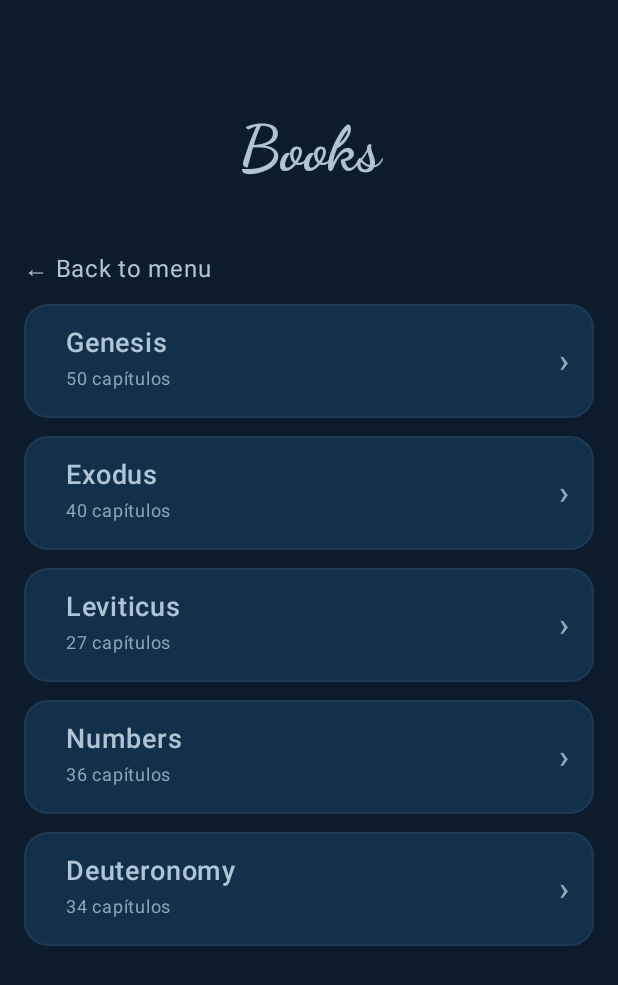
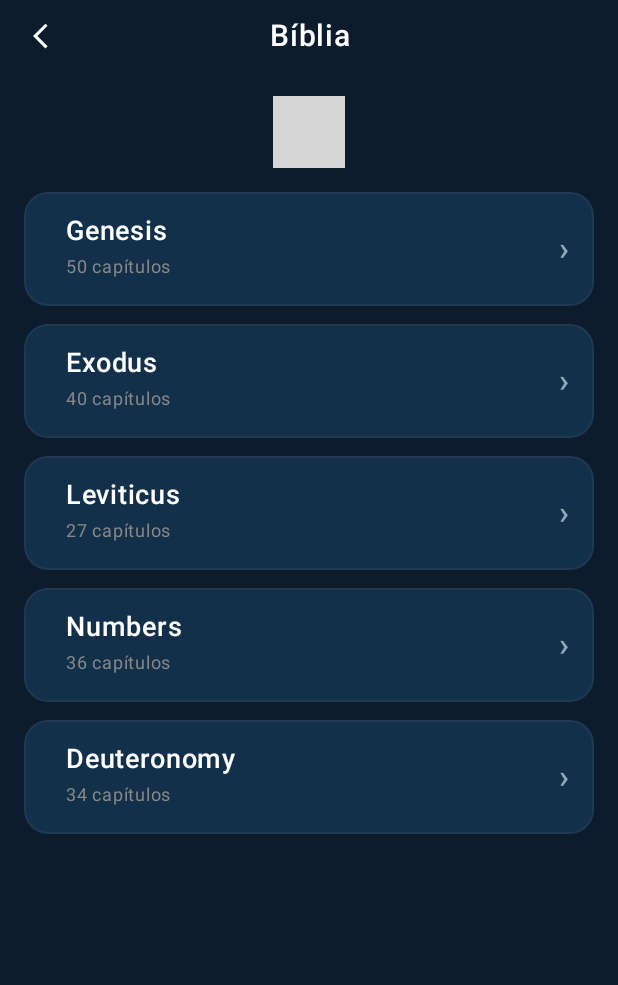
Before and after one commit to jcezart/ZenSounds, an Android app built with Jetpack Compose: the BibleScreen screen opened through its navigation route, on a phone screen of 412 x 824 dp. Shown: the top 985 px of the screen. Run offline under Robolectric (Android 15) with nearby library versions, the phone set to English and light mode, and no system bars; our stand-ins replace AdMob, Room's generated code; 10 statements that could not run were skipped; grey boxes are pictures that could not be loaded.

Commit message:
Novos ajustes
- Bible UI tiles e backbutton
- Boas práticas, remoção de comentários em SoundUI

```diff
--- a/app/src/main/java/com/juliocezar/zensounds/ui/BibleUI.kt
+++ b/app/src/main/java/com/juliocezar/zensounds/ui/BibleUI.kt
@@ -1,56 +1,43 @@
 package com.juliocezar.zensounds.ui
 
-import android.R.attr.text
 import androidx.compose.animation.core.animateFloatAsState
 import androidx.compose.foundation.background
 import androidx.compose.foundation.border
 import androidx.compose.foundation.clickable
 import androidx.compose.foundation.interaction.MutableInteractionSource
 import androidx.compose.foundation.interaction.collectIsPressedAsState
-import androidx.compose.foundation.layout.Arrangement
-import androidx.compose.foundation.layout.Box
-import androidx.compose.foundation.layout.Column
-import androidx.compose.foundation.layout.PaddingValues
-import androidx.compose.foundation.layout.Row
-import androidx.compose.foundation.layout.Spacer
-import androidx.compose.foundation.layout.fillMaxSize
-import androidx.compose.foundation.layout.fillMaxWidth
-import androidx.compose.foundation.layout.height
-import androidx.compose.foundation.layout.padding
-import androidx.compose.foundation.layout.size
-import androidx.compose.foundation.layout.systemBarsPadding
-import androidx.compose.foundation.layout.width
+import androidx.compose.foundation.layout.*
 import androidx.compose.foundation.lazy.LazyColumn
-import androidx.compose.foundation.lazy.items
 import androidx.compose.foundation.lazy.grid.GridCells
 import androidx.compose.foundation.lazy.grid.LazyVerticalGrid
 import androidx.compose.foundation.lazy.grid.items
+import androidx.compose.foundation.lazy.items
 import androidx.compose.foundation.shape.CircleShape
 import androidx.compose.foundation.shape.RoundedCornerShape
+import androidx.compose.material.icons.Icons
+import androidx.compose.material.icons.automirrored.filled.ArrowBackIos
+import androidx.compose.material.icons.filled.Pause
+import androidx.compose.material.icons.filled.PlayArrow
+import androidx.compose.material3.Icon
+import androidx.compose.material3.IconButton
 import androidx.compose.material3.Surface
 import androidx.compose.material3.Text
-import androidx.compose.runtime.Composable
-import androidx.compose.runtime.getValue
+import androidx.compose.runtime.*
 import androidx.compose.runtime.saveable.rememberSaveable
-import androidx.compose.runtime.mutableStateOf
-import androidx.compose.runtime.setValue
-import androidx.compose.runtime.collectAsState
-import androidx.compose.runtime.remember
 import androidx.compose.ui.Alignment
 import androidx.compose.ui.Modifier
 import androidx.compose.ui.draw.clip
 import androidx.compose.ui.graphics.Color
 import androidx.compose.ui.graphics.graphicsLayer
 import androidx.compose.ui.platform.LocalContext
-import androidx.compose.ui.text.font.FontFamily
+import androidx.compose.ui.res.painterResource
 import androidx.compose.ui.text.font.FontWeight
 import androidx.compose.ui.text.style.TextAlign
 import androidx.compose.ui.unit.dp
 import androidx.compose.ui.unit.sp
 import androidx.compose.ui.viewinterop.AndroidView
+import androidx.lifecycle.viewmodel.compose.viewModel
 import androidx.navigation.NavHostController
-import androidx.navigation.compose.currentBackStackEntryAsState
-import androidx.lifecycle.viewmodel.compose.viewModel
 import com.google.android.gms.ads.AdListener
 import com.google.android.gms.ads.AdRequest
 import com.google.android.gms.ads.AdSize
@@ -59,16 +46,6 @@ import com.google.android.gms.ads.LoadAdError
 import com.juliocezar.zensounds.R
 import com.juliocezar.zensounds.ui.viewmodel.BibleViewModel
 import com.juliocezar.zensounds.ui.viewmodel.BibleViewModelFactory
-import androidx.compose.foundation.layout.WindowInsets
-import androidx.compose.foundation.layout.displayCutoutPadding
-import androidx.compose.foundation.layout.safeDrawing
-import androidx.compose.foundation.layout.windowInsetsPadding
-import androidx.compose.material.icons.Icons
-import androidx.compose.material.icons.filled.Pause
-import androidx.compose.material.icons.filled.PlayArrow
-import androidx.compose.material3.Icon
-import androidx.compose.material3.IconButton
-import androidx.compose.ui.res.painterResource
 import com.juliocezar.zensounds.ui.viewmodel.SoundViewModel
 
 enum class Stage { Books, Chapters, Verses }
@@ -80,7 +57,6 @@ fun BibleScreen(
     navController: NavHostController,
     innerPadding: PaddingValues
 ) {
-
     val bibleViewModel: BibleViewModel = viewModel(factory = BibleViewModelFactory(LocalContext.current))
     val verses by bibleViewModel.bibleVerses.collectAsState()
     val uiLang by bibleViewModel.languageFlow.collectAsState()
@@ -101,32 +77,53 @@ fun BibleScreen(
         modifier = Modifier
             .fillMaxSize()
             .background(Color(0xFF0C1C2C))
-            .padding(top = 16.dp, bottom = innerPadding.calculateBottomPadding())
-            .windowInsetsPadding(WindowInsets.safeDrawing)
-            .displayCutoutPadding()
-            .systemBarsPadding(),
+            .safeDrawingPadding(),
         horizontalAlignment = Alignment.CenterHorizontally
     ) {
-        BannerAd(modifier = Modifier.fillMaxWidth())
-
-        Spacer(modifier = Modifier.height(16.dp))
+        Row(
+            modifier = Modifier
+                .fillMaxWidth()
+                .padding(horizontal = 8.dp),
+            verticalAlignment = Alignment.CenterVertically
+        ) {
+            IconButton(onClick = {
+                if (stage == Stage.Books) {
+                    navController.popBackStack()
+                } else {
+                    stage = when (stage) {
+                        Stage.Chapters -> Stage.Books
+                        Stage.Verses -> Stage.Chapters
+                        else -> Stage.Books
+                    }
+                }
+            }) {
+                Icon(
+                    Icons.AutoMirrored.Filled.ArrowBackIos,
+                    contentDescription = "Voltar",
+                    tint = Color.White,
+                    modifier = Modifier.size(20.dp)
+                )
+            }
 
             val title = when (stage) {
-            Stage.Books -> "Books"
-            Stage.Chapters -> selectedBookName ?: "Chapters"
+                Stage.Books -> "Bíblia"
+                Stage.Chapters -> selectedBookName ?: "Capítulos"
                 Stage.Verses -> "${selectedBookName ?: ""} ${selectedChapter ?: ""}"
             }
             Text(
-            text = title.ifBlank { "Biblical Passages" },
-            fontSize = 42.sp,
-            fontFamily = FontFamily.Cursive,
-            fontWeight = FontWeight.Bold,
-            color = Color(0xFFB0C4D4),
-            modifier = Modifier
-                .fillMaxWidth()
-                .padding(42.dp),
-            textAlign = TextAlign.Center
+                text = title,
+                fontSize = 20.sp,
+                fontWeight = FontWeight.Medium,
+                color = Color.White,
+                textAlign = TextAlign.Center,
+                modifier = Modifier.weight(1f)
             )
+            Spacer(modifier = Modifier.size(48.dp))
+        }
+
+        Spacer(modifier = Modifier.height(16.dp))
+        BannerAd(modifier = Modifier.fillMaxWidth())
+        Spacer(modifier = Modifier.height(16.dp))
 
         when (stage) {
             Stage.Books -> {
@@ -136,11 +133,9 @@ fun BibleScreen(
                         selectedBookCode = code
                         selectedBookName = name
                         stage = Stage.Chapters
-                    },
-                    onBack = { navController.popBackStack() }
+                    }
                 )
             }
-
             Stage.Chapters -> {
                 val chapters = bibleViewModel.bookByCode(selectedBookCode ?: "")?.chapters ?: 1
                 ChapterGrid(
@@ -150,16 +145,11 @@ fun BibleScreen(
                         selectedChapter = chap
                         bibleViewModel.loadChapter(book, chap)
                         stage = Stage.Verses
-                    },
-                    onBack = { stage = Stage.Books }
+                    }
                 )
             }
-
             Stage.Verses -> {
-                VerseList(
-                    verses = verses,
-                    onBack = { stage = Stage.Chapters }
-                )
+                VerseList(verses = verses)
             }
         }
     }
@@ -169,35 +159,18 @@ fun BibleScreen(
 private fun BookList(
     books: List<Pair<String, String>>,
     onBookClick: (code: String, name: String) -> Unit,
-    onBack: () -> Unit,
 ) {
-    Column(
+    LazyColumn(
         modifier = Modifier
             .fillMaxSize()
-            .padding(horizontal = 16.dp)
-    ) {
-        Text(
-            text = "← Back to menu",
-            color = Color(0xFFB0C4D4),
-            modifier = Modifier
-                .padding(bottom = 12.dp)
-                .clickable { onBack() }
-        )
-
-        LazyColumn(
-            modifier = Modifier.fillMaxSize(),
-            verticalArrangement = Arrangement.spacedBy(12.dp)
+            .padding(horizontal = 16.dp),
+        verticalArrangement = Arrangement.spacedBy(12.dp),
+        contentPadding = PaddingValues(bottom = 16.dp)
     ) {
         items(books) { (code, name) ->
-
             val interaction = remember { MutableInteractionSource() }
             val pressed by interaction.collectIsPressedAsState()
             val scale by animateFloatAsState(if (pressed) 0.98f else 1f, label = "scale")
-
-                val bgColor = Color(0xFF12304a)
-                val border = Color(0xFF2A3F59)
-                val title = Color(0xFFB0C4D4)
-                val muted = Color(0xFF8EA3B5)
 
             val chapters = when (code) {
                 "GEN" -> 50
@@ -216,17 +189,14 @@ private fun BookList(
                     .fillMaxWidth()
                     .graphicsLayer { this.scaleX = scale; this.scaleY = scale }
                     .clip(RoundedCornerShape(16.dp))
-                        .border(1.dp, border.copy(alpha = 0.6f), RoundedCornerShape(16.dp))
-                        .background(bgColor, RoundedCornerShape(12.dp))
+                    .border(1.dp, Color(0xFF2A3F59).copy(alpha = 0.6f), RoundedCornerShape(16.dp))
                     .clickable(
                         interactionSource = interaction,
                         indication = null
                     ) { onBookClick(code, name) }
             ) {
                 Row(
-                        modifier = Modifier
-                            .fillMaxWidth()
-                            .padding(horizontal = 16.dp, vertical = 14.dp),
+                    modifier = Modifier.fillMaxWidth().padding(horizontal = 16.dp, vertical = 14.dp),
                     verticalAlignment = Alignment.CenterVertically,
                     horizontalArrangement = Arrangement.SpaceBetween
                 ) {
@@ -236,57 +206,44 @@ private fun BookList(
                         Column {
                             Text(
                                 text = name,
-                                    color = title,
+                                color = Color.White,
                                 fontSize = 18.sp,
                                 fontWeight = FontWeight.SemiBold
                             )
                             if (chapters != null) {
                                 Text(
                                     text = "$chapters capítulos",
-                                        color = muted,
+                                    color = Color.Gray,
                                     fontSize = 12.sp
                                 )
                             }
                         }
                     }
-
                     Text(
                         text = "›",
-                            color = title.copy(alpha = 0.8f),
+                        color = Color(0xFFB0C4D4).copy(alpha = 0.8f),
                         fontSize = 22.sp,
-                            fontWeight = FontWeight.SemiBold,
-                            modifier = Modifier.padding(start = 8.dp)
+                        fontWeight = FontWeight.SemiBold
                     )
                 }
             }
         }
     }
 }
-}
+
 @Composable
 private fun ChapterGrid(
     chapters: Int,
-    onChapterClick: (Int) -> Unit,
-    onBack: () -> Unit,
+    onChapterClick: (Int) -> Unit
 ) {
-    Column(
+    LazyVerticalGrid(
+        columns = GridCells.Adaptive(minSize = 50.dp),
+        verticalArrangement = Arrangement.spacedBy(8.dp),
+        horizontalArrangement = Arrangement.spacedBy(8.dp),
         modifier = Modifier
             .fillMaxSize()
-            .padding(horizontal = 16.dp)
-    ) {
-        Text(
-            text = "← Back to books",
-            color = Color(0xFFB0C4D4),
-            modifier = Modifier
-                .padding(bottom = 12.dp)
-                .clickable { onBack() }
-        )
-
-        LazyVerticalGrid(
-            columns = GridCells.Fixed(6),
-            verticalArrangement = Arrangement.spacedBy(8.dp),
-            horizontalArrangement = Arrangement.spacedBy(8.dp),
-            modifier = Modifier.fillMaxSize()
+            .padding(horizontal = 16.dp),
+        contentPadding = PaddingValues(bottom = 16.dp)
     ) {
         items((1..chapters).toList()) { chap ->
             Surface(
@@ -294,8 +251,8 @@ private fun ChapterGrid(
                 shadowElevation = 8.dp,
                 color = Color(0xFF12304a),
                 modifier = Modifier
-                        .clip(RoundedCornerShape(16.dp))
-                        .height(44.dp)
+                    .clip(RoundedCornerShape(12.dp))
+                    .aspectRatio(1f)
                     .clickable { onChapterClick(chap) }
             ) {
                 Box(contentAlignment = Alignment.Center, modifier = Modifier.fillMaxSize()) {
@@ -305,89 +262,62 @@ private fun ChapterGrid(
         }
     }
 }
-}
 
 @Composable
 private fun VerseList(
-    verses: List<com.juliocezar.zensounds.data.Verse>,
-    onBack: () -> Unit,
+    verses: List<com.juliocezar.zensounds.data.Verse>
 ) {
-    val cardBg = Color(0xFF102233)
-    val border = Color(0xFF1A2B3D)
-    val textPrimary = Color.White
-    val textSecondary = Color(0xFFB0C4D4)
-
-    Column(
+    LazyColumn(
+        verticalArrangement = Arrangement.spacedBy(12.dp),
         modifier = Modifier
             .fillMaxSize()
-            .padding(horizontal = 16.dp)
-    ) {
-        Text(
-            text = "← Back to chapters",
-            color = textSecondary,
-            modifier = Modifier
-                .padding(bottom = 12.dp)
-                .clickable { onBack() }
-        )
-
-        LazyColumn(
-            verticalArrangement = Arrangement.spacedBy(12.dp),
-            modifier = Modifier.fillMaxSize()
+            .padding(horizontal = 16.dp),
+        contentPadding = PaddingValues(bottom = 16.dp)
     ) {
         items(
             items = verses,
             key = { "${it.language}-${it.book}-${it.chapter}-${it.verseNumber}" }
+
         ) { v ->
             Surface(
                 tonalElevation = 4.dp,
                 shadowElevation = 6.dp,
-                    color = cardBg,
+                color = Color(0xFF102233),
                 shape = RoundedCornerShape(16.dp),
                 modifier = Modifier
                     .fillMaxWidth()
-                        .border(1.dp, border.copy(alpha = 0.7f), RoundedCornerShape(16.dp))
+                    .border(
+                        1.dp,
+                        Color(0xFF1A2B3D).copy(alpha = 0.7f),
+                        RoundedCornerShape(16.dp))
             ) {
                 Row(
-                        modifier = Modifier
-                            .padding(16.dp),
+                    modifier = Modifier.padding(16.dp),
                     verticalAlignment = Alignment.Top,
                     horizontalArrangement = Arrangement.spacedBy(12.dp)
                 ) {
-                        // Badge com o número do versículo
                     Box(
                         modifier = Modifier
                             .size(28.dp)
                             .clip(CircleShape)
                             .background(Color(0xFF1E2F46))
-                                .border(1.dp, border, CircleShape),
+                            .border(1.dp, Color(0xFF1A2B3D), CircleShape),
                         contentAlignment = Alignment.Center
                     ) {
                         Text(
                             text = v.verseNumber.toString(),
-                                color = textSecondary,
+                            color = Color(0xFFB0C4D4),
                             fontSize = 12.sp,
-                                fontWeight = FontWeight.SemiBold
-                            )
+                            fontWeight = FontWeight.SemiBold)
                     }
-
-                        Column(modifier = Modifier.weight(1f)) {
-                            Text(
-                                text = "${v.book} ${v.chapter}:${v.verseNumber}",
-                                color = textSecondary,
-                                fontSize = 18.sp
-                            )
-                            Spacer(Modifier.height(4.dp))
                     Text(
                         text = v.text,
-                                color = textPrimary,
+                        color = Color.White,
                         fontSize = 16.sp,
-                                lineHeight = 20.sp
-                            )
+                        lineHeight = 20.sp,
+                        modifier = Modifier.weight(1f))
                 }
             }
-                }
-            }
-            item { Spacer(Modifier.height(8.dp)) }
         }
     }
 }
@@ -396,26 +326,15 @@ private fun VerseList(
 fun BannerAd(modifier: Modifier = Modifier) {
     val context = LocalContext.current
     val adView = remember { AdView(context) }
-    //val adUnitId = "ca-app-pub-5167159527096735/1656937187" //ID real
     val adUnitId = "ca-app-pub-3940256099942544/9214589741" //ID de teste
 
     AndroidView(
-        modifier = modifier,
+        modifier = modifier.height(AdSize.BANNER.height.dp),
         factory = { adView },
         update = { view ->
             view.adUnitId = adUnitId
-            view.setAdSize(AdSize.getCurrentOrientationAnchoredAdaptiveBannerAdSize(context, 320))
-            val adRequest = AdRequest.Builder().build()
-            view.loadAd(adRequest)
-
-            view.adListener = object : AdListener() {
-                override fun onAdLoaded() {
-                    // Anúncio carregado
-                }
-                override fun onAdFailedToLoad(adError: LoadAdError) {
-                    // Erro no carregamento
-                }
-            }
+            view.setAdSize(AdSize.BANNER)
+            view.loadAd(AdRequest.Builder().build())
         }
     )
 }
@@ -427,14 +346,11 @@ fun BottomNavItem(
     onClick: () -> Unit
 ) {
     val tint = if (isSelected) Color(0xFF89CFF0) else Color.Gray
-
     IconButton(onClick = onClick) {
-        Icon(
-            painter = painterResource(id = iconId),
-            contentDescription = null, // A descrição deve ser mais específica se necessário
+        Icon(painter = painterResource(id = iconId),
+            contentDescription = null,
             tint = tint,
-            modifier = Modifier.size(28.dp)
-        )
+            modifier = Modifier.size(28.dp))
     }
 }
 
@@ -445,16 +361,8 @@ fun PlayPauseButton(
 ) {
     IconButton(
         onClick = onClick,
-        modifier = Modifier
-            .size(56.dp)
-            .clip(CircleShape)
-            .background(Color(0xFF89CFF0))
+        modifier = Modifier.size(56.dp).clip(CircleShape).background(Color(0xFF89CFF0))
     ) {
-        Icon(
-            imageVector = if (isPlaying) Icons.Filled.Pause else Icons.Filled.PlayArrow,
-            contentDescription = if (isPlaying) "Pause" else "Play",
-            tint = Color.Black,
-            modifier = Modifier.size(36.dp)
-        )
+        Icon(imageVector = if (isPlaying) Icons.Filled.Pause else Icons.Filled.PlayArrow, contentDescription = if (isPlaying) "Pause" else "Play", tint = Color.Black, modifier = Modifier.size(36.dp))
     }
 }
--- a/app/src/main/java/com/juliocezar/zensounds/ui/SoundUI.kt
+++ b/app/src/main/java/com/juliocezar/zensounds/ui/SoundUI.kt
@@ -186,7 +186,7 @@ fun ZenSoundsApp(
                     fontWeight = FontWeight.Bold,
                     color = Color(0xFFB0C4D4)
                 )
-                Spacer(modifier = Modifier.weight(1f)) // Empurra o ícone para a direita
+                Spacer(modifier = Modifier.weight(1f))
                 IconButton(onClick = { /* Ação de configuração aqui */ }) {
                     Icon(
                         imageVector = Icons.Filled.Settings,
```
Lines whose indentation alone changed are shown as unchanged.
